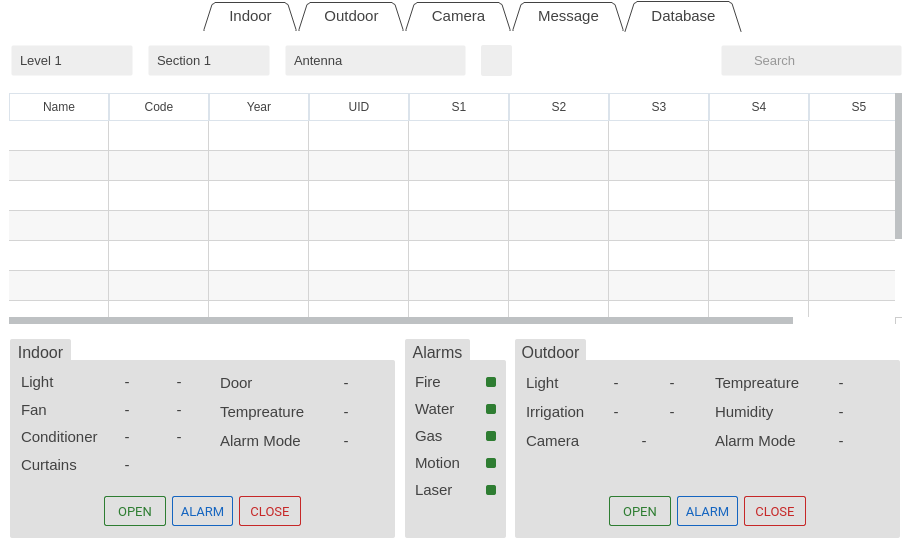
xiang1030/kontrol, file src/main.ui: the form before one commit.
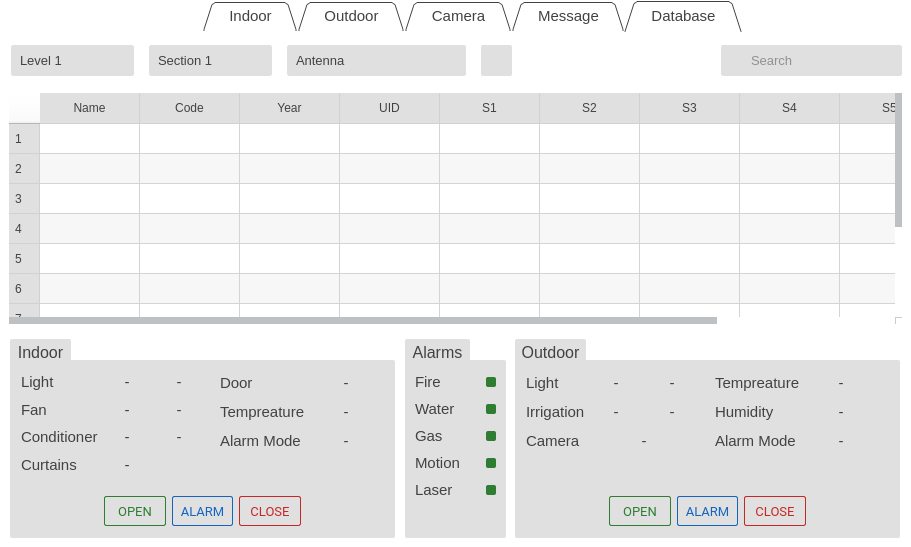
The form after the commit. The open tabs and pages were chosen to show the change. Icons and pictures are not drawn.

The edit to the form file:
```diff
--- a/src/main.ui
+++ b/src/main.ui
@@ -193,20 +193,20 @@
   }
 
 QComboBox {
-	background: #EEEEEE;
-    border: 1px solid transparent;
+	background: #E0E0E0;
+    border: 1px solid #E0E0E0;
 	border-radius: 2px;
 	color: #424242;
-	padding: 0 8px ;
-
+	padding: 0 0 0 8px ;
 }
 
 QComboBox::drop-down {
 	subcontrol-origin: padding;
 	subcontrol-position: top right;
 	width: 15px;
+	padding: 3px;
 	border-left-width: 0px;
-	border-left-color: #9E9E9E;
+	border-left-color: #E0E0E0;
 	border-left-style: solid;
 }
 
@@ -215,10 +215,11 @@
 }
 
 QComboBox QAbstractItemView {
-	border: 0px;
-	color: #424242;
-    position: relative;
-    padding: 4px 4px;
+	background: #FFFFFF;
+    border: 1px solid #FFFFFF;
+    color: #424242;
+    selection-background-color: #E0E0E0;
+	selection-color: #424242;
 }
 </string>
     </property>
@@ -231,10 +232,11 @@
     <widget class="QWidget" name="tab_indoor">
      <property name="styleSheet">
       <string notr="true">QLabel{
-  background: #E0E0E0;
-  color: #424242;
-  border-radius: 2px;
-  text-decoration: none;
+	background: #E0E0E0;
+	border: 0px;
+	color: #424242;
+	border-radius: 2px;
+	text-decoration: none;
 }
 </string>
      </property>
@@ -1908,13 +1910,27 @@
       </property>
       <property name="styleSheet">
        <string notr="true">QHeaderView::section {
-    background-color: transparent;
+    background: #E0E0E0;
     color: #424242;
-	padding: 4px;
-    border: 1px solid #DBE3EB;
+	padding: 6px;
+	border: 1px solid #D1D1D2;
+	border-left: 0px;
+	border-top: 0px;
 }
 QTableView {
 	color: #424242;
+}
+QTableView::item::hover {
+	background-color: #E3F2FD;
+}
+QTableView::item:selected {
+	background-color: #90CAF9;
+}
+QHeaderView::down-arrow {
+	background-color: transparent;
+}
+QHeaderView::up-arrow {
+	background-color: transparent;
 }</string>
       </property>
       <property name="frameShape">
@@ -1926,74 +1942,28 @@
       <property name="alternatingRowColors">
        <bool>true</bool>
       </property>
-      <property name="verticalScrollMode">
-       <enum>QAbstractItemView::ScrollPerPixel</enum>
-      </property>
-      <property name="horizontalScrollMode">
-       <enum>QAbstractItemView::ScrollPerPixel</enum>
-      </property>
       <property name="showGrid">
        <bool>true</bool>
       </property>
       <property name="sortingEnabled">
        <bool>true</bool>
       </property>
-      <attribute name="horizontalHeaderShowSortIndicator" stdset="0">
+      <property name="cornerButtonEnabled">
        <bool>false</bool>
-      </attribute>
-      <attribute name="verticalHeaderVisible">
-       <bool>false</bool>
-      </attribute>
-      <row>
-       <property name="text">
-        <string/>
-       </property>
-      </row>
-      <row>
-       <property name="text">
-        <string/>
-       </property>
-      </row>
-      <row>
-       <property name="text">
-        <string/>
-       </property>
-      </row>
-      <row>
-       <property name="text">
-        <string/>
-       </property>
-      </row>
-      <row>
-       <property name="text">
-        <string/>
-       </property>
-      </row>
-      <row>
-       <property name="text">
-        <string/>
-       </property>
-      </row>
-      <row>
-       <property name="text">
-        <string/>
-       </property>
-      </row>
-      <row>
-       <property name="text">
-        <string/>
-       </property>
-      </row>
-      <row>
-       <property name="text">
-        <string/>
-       </property>
-      </row>
-      <row>
-       <property name="text">
-        <string/>
-       </property>
-      </row>
+      </property>
+      <property name="rowCount">
+       <number>10</number>
+      </property>
+      <row/>
+      <row/>
+      <row/>
+      <row/>
+      <row/>
+      <row/>
+      <row/>
+      <row/>
+      <row/>
+      <row/>
       <column>
        <property name="text">
         <string>Name</string>
@@ -2044,62 +2014,6 @@
         <string>S6</string>
        </property>
       </column>
-      <item row="0" column="0">
-       <property name="text">
-        <string/>
-       </property>
-       <property name="textAlignment">
-        <set>AlignCenter</set>
-       </property>
-      </item>
-      <item row="0" column="1">
-       <property name="text">
-        <string/>
-       </property>
-       <property name="textAlignment">
-        <set>AlignCenter</set>
-       </property>
-      </item>
-      <item row="0" column="2">
-       <property name="text">
-        <string/>
-       </property>
-       <property name="textAlignment">
-        <set>AlignCenter</set>
-       </property>
-      </item>
-      <item row="0" column="3">
-       <property name="text">
-        <string/>
-       </property>
-       <property name="textAlignment">
-        <set>AlignCenter</set>
-       </property>
-      </item>
-      <item row="1" column="1">
-       <property name="text">
-        <string/>
-       </property>
-       <property name="textAlignment">
-        <set>AlignCenter</set>
-       </property>
-      </item>
-      <item row="1" column="2">
-       <property name="text">
-        <string/>
-       </property>
-       <property name="textAlignment">
-        <set>AlignCenter</set>
-       </property>
-      </item>
-      <item row="1" column="3">
-       <property name="text">
-        <string/>
-       </property>
-       <property name="textAlignment">
-        <set>AlignCenter</set>
-       </property>
-      </item>
      </widget>
      <widget class="QWidget" name="layoutWidget">
       <property name="geometry">
@@ -2307,7 +2221,7 @@
          </property>
          <property name="styleSheet">
           <string notr="true">QPushButton{
-	background: #EEEEEE;
+	background: #E0E0E0;
 	border: 0px;
 	border-radius: 2px;
 	image: url(:/icons/ui/refresh_normal.png);
@@ -2359,11 +2273,11 @@
       </property>
       <property name="styleSheet">
        <string notr="true">QLineEdit {
-	background: #EEEEEE;
-    border: 1px solid transparent;
+	background: #E0E0E0;
+    border: 1px solid #E0E0E0;
 	border-radius: 2px;
 	color: #424242;
-	padding: 0 4px 0 30px;
+	padding: 0 25px 0 27px;
 	selection-background-color: #42A5F5;
 	selection-color: #ffffff;
 }
@@ -2382,10 +2296,10 @@
      <widget class="QLabel" name="label_2">
       <property name="geometry">
        <rect>
-        <x>727</x>
+        <x>726</x>
         <y>19</y>
-        <width>21</width>
-        <height>17</height>
+        <width>18</width>
+        <height>18</height>
        </rect>
       </property>
       <property name="styleSheet">
```
